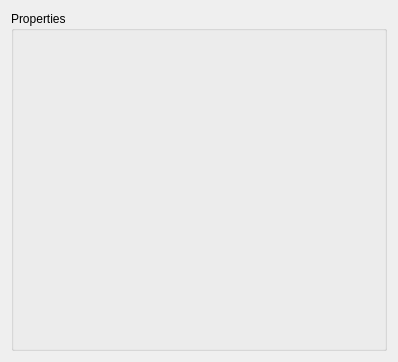
Above: Aquisition/MVC/Views/PropertiesLayout.ui from zigorrom/PyFANS before the change. Below: the same form after it.
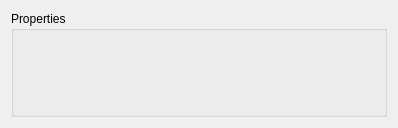
That is the form after the change.

What changed in the file:
```diff
--- a/Aquisition/MVC/Views/PropertiesLayout.ui
+++ b/Aquisition/MVC/Views/PropertiesLayout.ui
@@ -7,9 +7,15 @@
     <x>0</x>
     <y>0</y>
     <width>398</width>
-    <height>362</height>
+    <height>128</height>
    </rect>
   </property>
+  <property name="sizePolicy">
+   <sizepolicy hsizetype="Minimum" vsizetype="Minimum">
+    <horstretch>0</horstretch>
+    <verstretch>0</verstretch>
+   </sizepolicy>
+  </property>
   <property name="windowTitle">
    <string>Form</string>
   </property>
@@ -31,7 +37,7 @@
         <x>0</x>
         <y>0</y>
         <width>376</width>
-        <height>340</height>
+        <height>106</height>
        </rect>
       </property>
       <layout class="QVBoxLayout" name="verticalLayout_2">
@@ -52,6 +58,12 @@
        </property>
        <item>
         <widget class="QGroupBox" name="uiProperties">
+         <property name="sizePolicy">
+          <sizepolicy hsizetype="Preferred" vsizetype="Preferred">
+           <horstretch>0</horstretch>
+           <verstretch>0</verstretch>
+          </sizepolicy>
+         </property>
          <property name="title">
           <string>Properties</string>
          </property>
```
